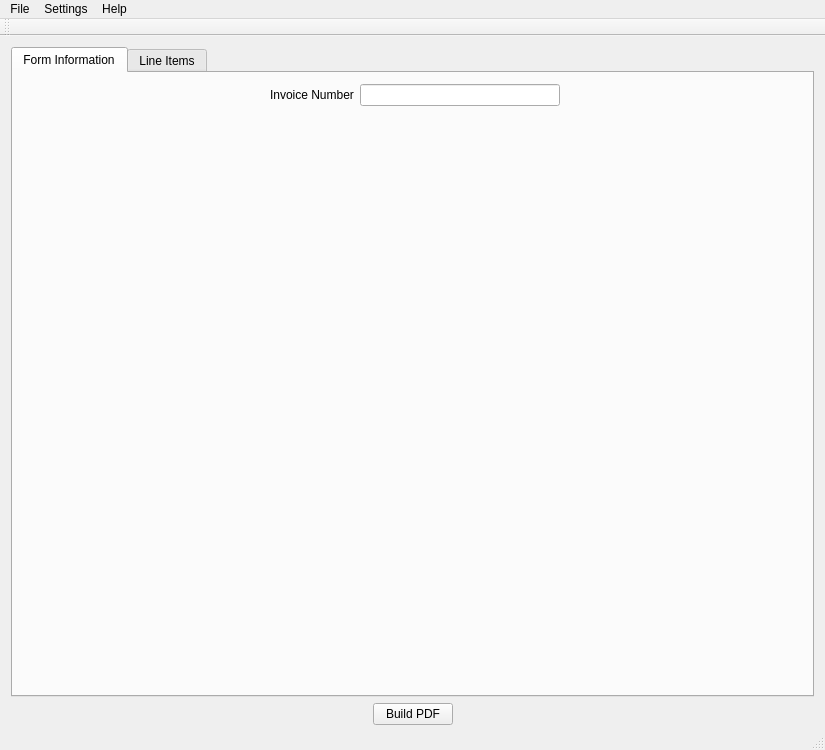
Above: invoicer.ui from djallen89/Invoicer before the change. Below: the same form after it.
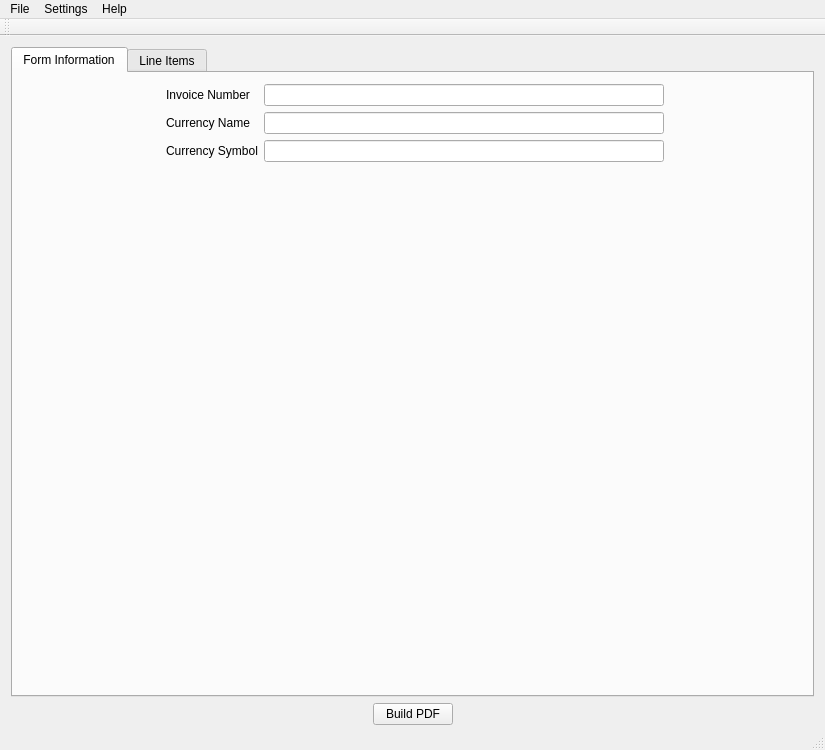
That is the form after the change. The open tabs and pages were chosen to show the change.

Commit message: Added ability to remove multiple line items.

What changed in the file:
```diff
--- a/invoicer.ui
+++ b/invoicer.ui
@@ -102,7 +102,53 @@
                 </property>
                 <property name="maximumSize">
                  <size>
-                  <width>200</width>
+                  <width>400</width>
+                  <height>16777215</height>
+                 </size>
+                </property>
+               </widget>
+              </item>
+              <item row="1" column="0">
+               <widget class="QLabel" name="currencyNameLabel">
+                <property name="text">
+                 <string>Currency Name</string>
+                </property>
+               </widget>
+              </item>
+              <item row="1" column="1">
+               <widget class="QLineEdit" name="currencyNameLineEdit">
+                <property name="sizePolicy">
+                 <sizepolicy hsizetype="MinimumExpanding" vsizetype="Fixed">
+                  <horstretch>0</horstretch>
+                  <verstretch>0</verstretch>
+                 </sizepolicy>
+                </property>
+                <property name="minimumSize">
+                 <size>
+                  <width>50</width>
+                  <height>0</height>
+                 </size>
+                </property>
+                <property name="maximumSize">
+                 <size>
+                  <width>400</width>
+                  <height>16777215</height>
+                 </size>
+                </property>
+               </widget>
+              </item>
+              <item row="2" column="0">
+               <widget class="QLabel" name="currencySymbolLabel">
+                <property name="text">
+                 <string>Currency Symbol</string>
+                </property>
+               </widget>
+              </item>
+              <item row="2" column="1">
+               <widget class="QLineEdit" name="currencySymbolLineEdit">
+                <property name="maximumSize">
+                 <size>
+                  <width>400</width>
                   <height>16777215</height>
                  </size>
                 </property>
```
Left out of the diff: 2 changed lines with no effect on the pictures. The commit also changes 4 other files.
